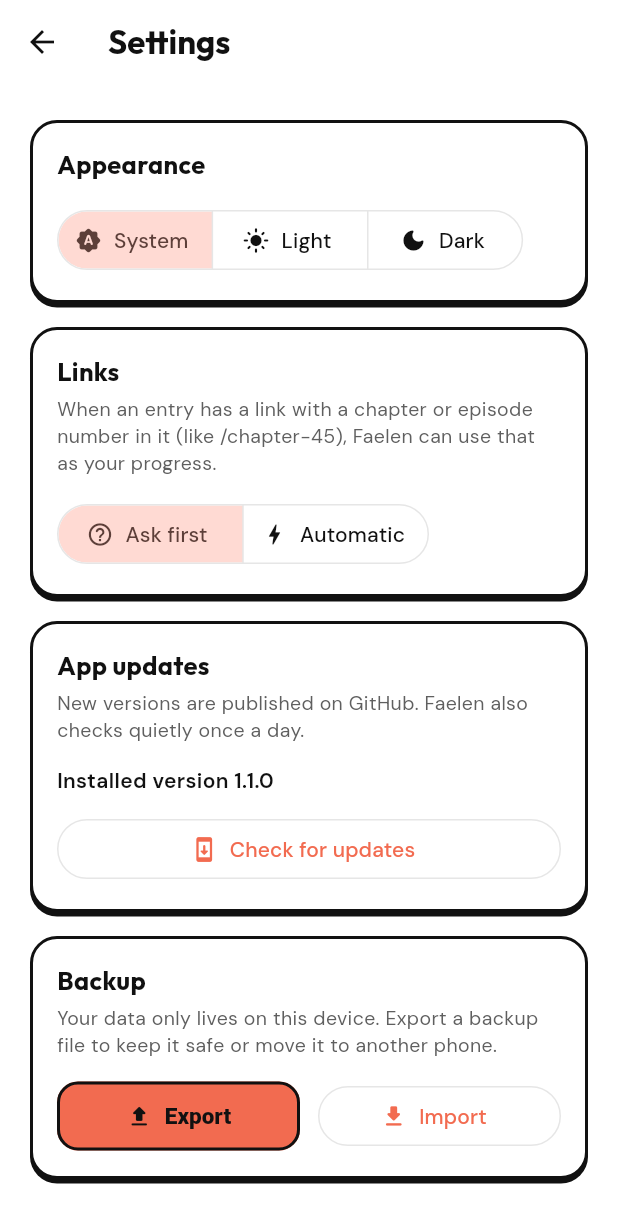
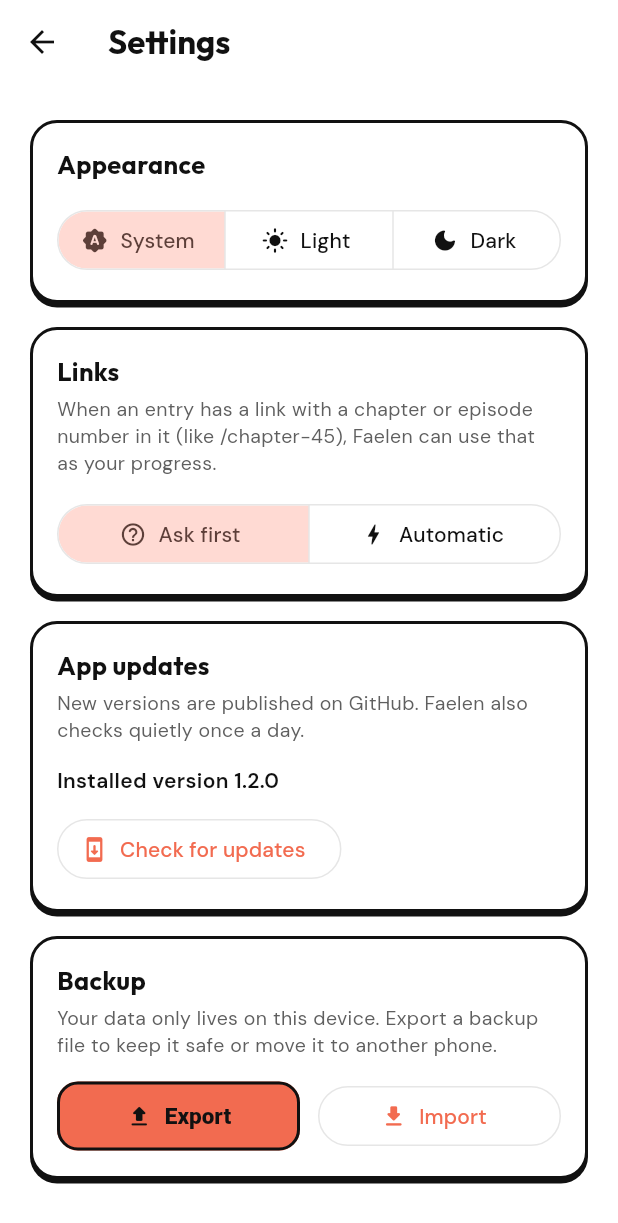
Before and after one commit to bryanvaw/faelen, a Flutter app: the SettingsScreen screen opened directly, on a phone screen of 412 x 824 dp. Shown: the top 1223 px of the screen. Run offline on Flutter 3.47's test engine with Material 3 defaults, Android fonts, the phone set to English and light mode, and no system bars; our stand-ins replace file_picker, google_fonts, image_picker, package_info_plus, share_plus, shared_preferences; accounts and stored records are empty; network calls fail.

Commit message:
Fix link titles and Settings layout; add Passwords coming-soon card

```diff
--- a/lib/features/hub/hub_screen.dart
+++ b/lib/features/hub/hub_screen.dart
@@ -35,6 +35,12 @@ final _modules = <_Module>[
     subtitle: 'Income, expenses & monthly limits',
     icon: Icons.account_balance_wallet_rounded,
     color: Color(0xFFFFD166),
+  ),
+  const _Module(
+    title: 'Passwords',
+    subtitle: 'Accounts & logins, kept on this device',
+    icon: Icons.key_rounded,
+    color: Color(0xFFB99BFF),
   ),
 ];
 
--- a/lib/features/settings/settings_screen.dart
+++ b/lib/features/settings/settings_screen.dart
@@ -85,10 +85,11 @@ class SettingsScreen extends StatelessWidget {
                   title: 'Appearance',
                   child: SegmentedButton<ThemeMode>(
                     showSelectedIcon: false,
-                    segments: const [
-                      ButtonSegment(value: ThemeMode.system, icon: Icon(Icons.brightness_auto_rounded), label: Text('System')),
-                      ButtonSegment(value: ThemeMode.light, icon: Icon(Icons.light_mode_rounded), label: Text('Light')),
-                      ButtonSegment(value: ThemeMode.dark, icon: Icon(Icons.dark_mode_rounded), label: Text('Dark')),
+                    expandedInsets: EdgeInsets.zero,
+                    segments: [
+                      ButtonSegment(value: ThemeMode.system, icon: Icon(Icons.brightness_auto_rounded), label: _segLabel('System')),
+                      ButtonSegment(value: ThemeMode.light, icon: Icon(Icons.light_mode_rounded), label: _segLabel('Light')),
+                      ButtonSegment(value: ThemeMode.dark, icon: Icon(Icons.dark_mode_rounded), label: _segLabel('Dark')),
                     ],
                     selected: {settings.themeMode},
                     onSelectionChanged: (s) => settings.setThemeMode(s.first),
@@ -100,9 +101,10 @@ class SettingsScreen extends StatelessWidget {
                       '(like /chapter-45), Faelen can use that as your progress.',
                   child: SegmentedButton<bool>(
                     showSelectedIcon: false,
-                    segments: const [
-                      ButtonSegment(value: false, icon: Icon(Icons.help_outline_rounded), label: Text('Ask first')),
-                      ButtonSegment(value: true, icon: Icon(Icons.bolt_rounded), label: Text('Automatic')),
+                    expandedInsets: EdgeInsets.zero,
+                    segments: [
+                      ButtonSegment(value: false, icon: Icon(Icons.help_outline_rounded), label: _segLabel('Ask first')),
+                      ButtonSegment(value: true, icon: Icon(Icons.bolt_rounded), label: _segLabel('Automatic')),
                     ],
                     selected: {settings.autoUrlProgress},
                     onSelectionChanged: (s) => settings.setAutoUrlProgress(s.first),
@@ -143,6 +145,9 @@ class SettingsScreen extends StatelessWidget {
     );
   }
 }
+
+/// Segment label that shrinks to fit instead of wrapping mid-word on narrow screens or large fonts.
+Widget _segLabel(String text) => FittedBox(fit: BoxFit.scaleDown, child: Text(text, maxLines: 1, softWrap: false));
 
 class _UpdateCheck extends StatefulWidget {
   const _UpdateCheck();
@@ -193,27 +198,21 @@ class _UpdateCheckState extends State<_UpdateCheck> {
     return Column(crossAxisAlignment: CrossAxisAlignment.start, children: [
       Text('Installed version ${_version ?? '...'}', style: TextStyle(color: p.text, fontWeight: FontWeight.w600)),
       const SizedBox(height: 12),
-      Row(children: [
-        Expanded(
-          child: OutlinedButton.icon(
+      OutlinedButton.icon(
         onPressed: _busy ? null : _check,
         icon: _busy
             ? const SizedBox(width: 18, height: 18, child: CircularProgressIndicator(strokeWidth: 2))
             : const Icon(Icons.system_update_rounded),
-            label: const Text('Check for updates'),
-          ),
+        label: _segLabel('Check for updates'),
       ),
       if (update != null) ...[
-          const SizedBox(width: 12),
-          Expanded(
-            child: FilledButton.icon(
+        const SizedBox(height: 10),
+        FilledButton.icon(
           onPressed: () => launchUrl(update.apkUrl, mode: LaunchMode.externalApplication),
           icon: const Icon(Icons.download_rounded),
-              label: const Text('Download'),
-            ),
+          label: _segLabel('Download ${update.version}'),
         ),
       ],
-      ]),
       if (_message != null) ...[
         const SizedBox(height: 10),
         Text(_message!, style: TextStyle(color: p.text, fontSize: 13, fontWeight: FontWeight.w600)),
--- a/pubspec.yaml
+++ b/pubspec.yaml
@@ -16,7 +16,7 @@ publish_to: 'none' # Remove this line if you wish to publish to pub.dev
 # https://developer.apple.com/library/archive/documentation/General/Reference/InfoPlistKeyReference/Articles/CoreFoundationKeys.html
 # In Windows, build-name is used as the major, minor, and patch parts
 # of the product and file versions while build-number is used as the build suffix.
-version: 1.1.0+2
+version: 1.2.0+3
 
 environment:
   sdk: ^3.13.5
```
Also changed, not shown: lib/features/media/services/link_preview_service.dart (+48 -2 lines), 4 other files. Lines whose indentation alone changed are shown as unchanged.
